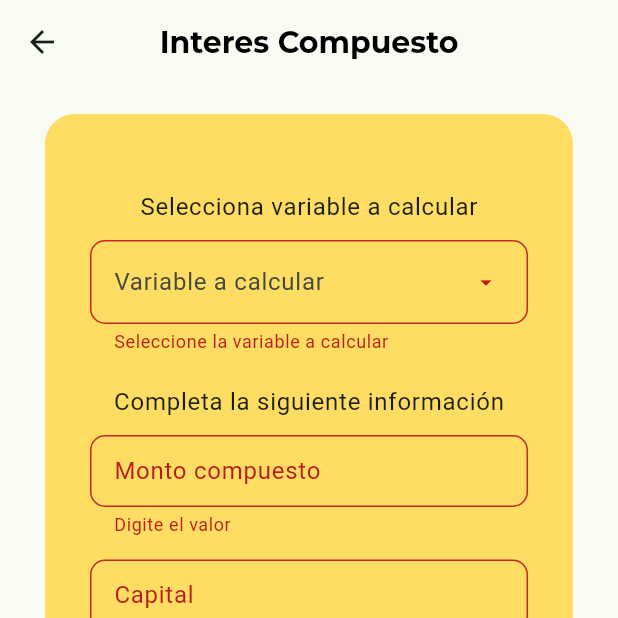
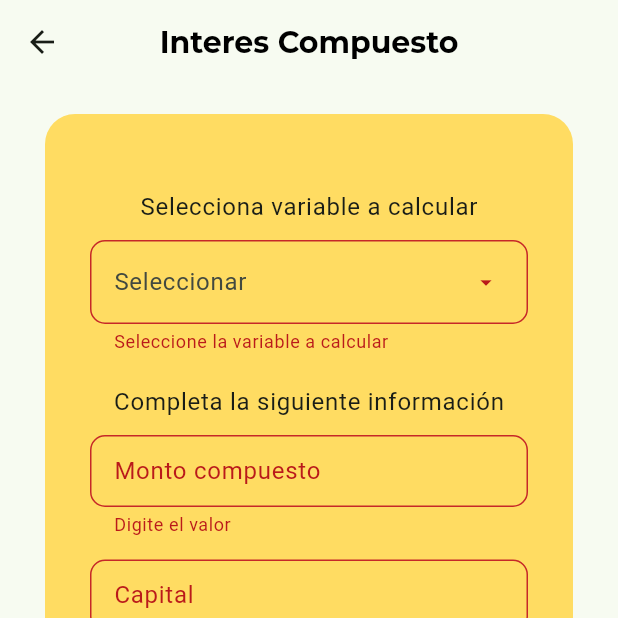
Before and after one commit to LuisPg10/ingemath, a Flutter app: the CompoundInterestScreen screen opened by its route, after a tap on "Calcular", on a phone screen of 412 x 824 dp, the top half of it. Run offline on Flutter 3.47's test engine with Material 3 defaults, Android fonts, the phone set to English and light mode, and no system bars; our stand-ins replace flutter_riverpod, formz, go_router, google_fonts; missing offline and left inert: dart:ffi; project files that could hold a hidden picture were left out.

Commit message:
Compound Interest: changes in screens

```diff
--- a/lib/config/menu/operation_options.dart
+++ b/lib/config/menu/operation_options.dart
@@ -17,7 +17,7 @@ const appMenuOptions = <Option>[
     link: "simple_interest",
   ),
   Option(
-    name: "Interés compuesto",
+    name: "    Interés\ncompuesto",
     icon: "assets/images/compound-interest.png",
     link: "compound_interest",
   ),
--- a/lib/presentation/screens/compound_interest_screen.dart
+++ b/lib/presentation/screens/compound_interest_screen.dart
@@ -54,7 +54,7 @@ class _CompoundInterestForm extends ConsumerWidget {
             const SizedBox(height: 10),
 
             CustomDropDownMenu(
-              hintText: "Variable a calcular",
+              hintText: "Seleccionar",
               options: menuOptions,
               onSelected: (value) {
                 ref
--- a/lib/presentation/screens/operations_screen.dart
+++ b/lib/presentation/screens/operations_screen.dart
@@ -12,12 +12,13 @@ class OperationsScreen extends StatelessWidget {
     return Scaffold(
       appBar: AppBar(title: const Text("Bienvenidos a IngeMath")),
       body: Padding(
-        padding: const EdgeInsets.all(10),
+        padding: const EdgeInsets.all(12),
         child: Column(
           crossAxisAlignment: CrossAxisAlignment.start,
           children: [
+            const SizedBox(height: 20),
             const Text("Elige la herramienta contable de tu interes"),
-            const SizedBox(height: 10),
+            const SizedBox(height: 20),
 
             Expanded(
               child: MasonryGridView.count(
```
